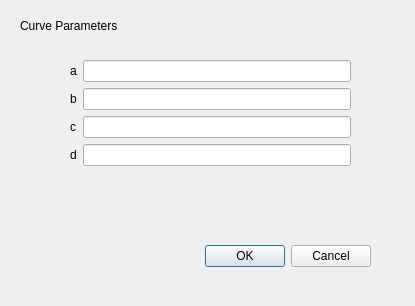
Qt form TCDMeatApp_Qt(with ui)/TCDMeatApp_Qt_ui/settingdialog.ui (RockyXu66/TCD-Project-MeatSensor-Qt-WithGUI-Win) before a commit.
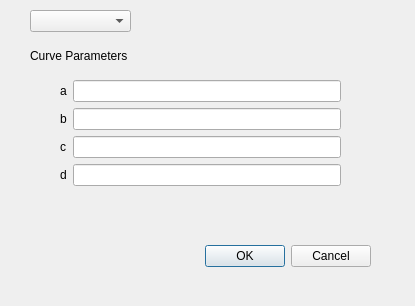
The same form after that commit.

Commit message: Add choosing curve type in setting

The edit to the form file:
```diff
--- a/TCDMeatApp_Qt(with ui)/TCDMeatApp_Qt_ui/settingdialog.ui
+++ b/TCDMeatApp_Qt(with ui)/TCDMeatApp_Qt_ui/settingdialog.ui
@@ -32,8 +32,8 @@
   <widget class="QLabel" name="label">
    <property name="geometry">
     <rect>
-     <x>20</x>
-     <y>10</y>
+     <x>30</x>
+     <y>40</y>
      <width>111</width>
      <height>31</height>
     </rect>
@@ -42,11 +42,11 @@
     <string>Curve Parameters</string>
    </property>
   </widget>
-  <widget class="QWidget" name="">
+  <widget class="QWidget" name="layoutWidget">
    <property name="geometry">
     <rect>
-     <x>70</x>
-     <y>60</y>
+     <x>60</x>
+     <y>80</y>
      <width>281</width>
      <height>131</height>
     </rect>
@@ -106,6 +106,22 @@
     </item>
    </layout>
   </widget>
+  <widget class="QComboBox" name="comboBoxCurveType">
+   <property name="geometry">
+    <rect>
+     <x>30</x>
+     <y>10</y>
+     <width>101</width>
+     <height>22</height>
+    </rect>
+   </property>
+   <property name="editable">
+    <bool>false</bool>
+   </property>
+   <property name="currentText">
+    <string/>
+   </property>
+  </widget>
  </widget>
  <resources/>
  <connections>
```
The commit also changes 23 other files.
